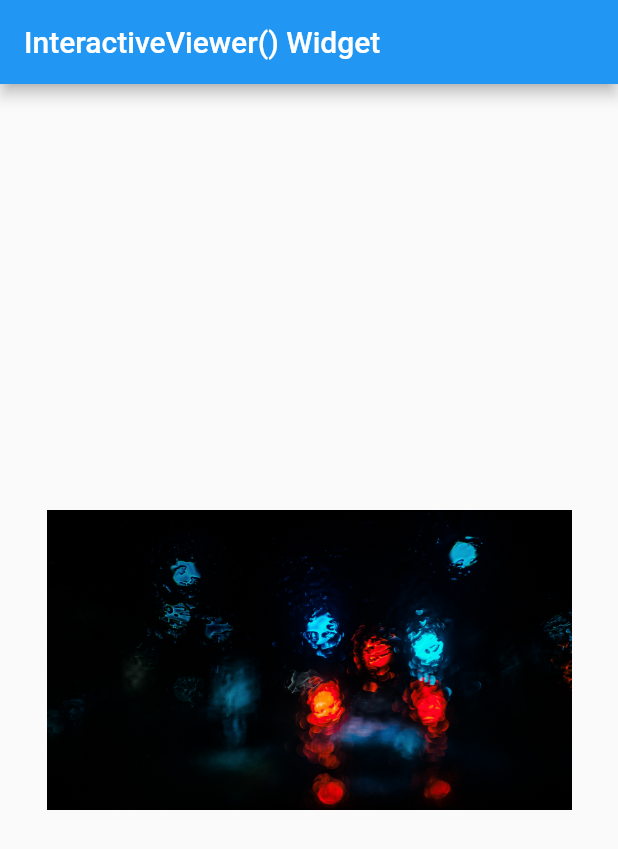
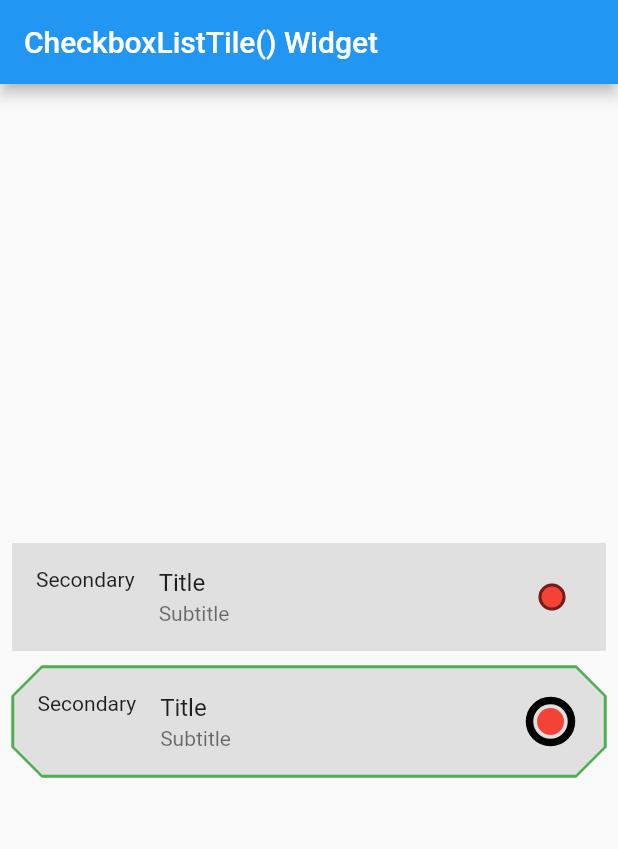
Before and after one commit to partho-debnath/flutter, a Flutter app: the screen it shows after launch, on a phone screen of 412 x 824 dp. Shown: the top 849 px of the screen. Run offline on Flutter 3.47's test engine with Material 2 defaults, Android fonts, the phone set to English and light mode, and no system bars.

Commit message:
add CheckboxListTile() Widget

```diff
--- a/lib/screens/home_screen.dart
+++ b/lib/screens/home_screen.dart
@@ -1,6 +1,6 @@
 import 'package:flutter/material.dart';
 
-import '../widgets/interactiveviewer_widget.dart';
+import '../widgets/checkbox_list_tile_widget.dart';
 
 class HomeScreen extends StatelessWidget {
   const HomeScreen({Key? key}) : super(key: key);
@@ -9,9 +9,9 @@ class HomeScreen extends StatelessWidget {
   Widget build(BuildContext context) {
     return Scaffold(
       appBar: AppBar(
-        title: const Text('InteractiveViewer() Widget'),
+        title: const Text('CheckboxListTile() Widget'),
       ),
-      body: const MyInteractiveViewer(),
+      body: const MyCheckboxListTile(),
     );
   }
 }
--- /dev/null
+++ b/lib/widgets/checkbox_list_tile_widget.dart
@@ -0,0 +1,83 @@
+import 'package:flutter/material.dart';
+
+class MyCheckboxListTile extends StatefulWidget {
+  const MyCheckboxListTile({super.key});
+
+  @override
+  State<MyCheckboxListTile> createState() => _MyCheckboxListTileState();
+}
+
+class _MyCheckboxListTileState extends State<MyCheckboxListTile> {
+  bool isChecked = false;
+
+  @override
+  Widget build(BuildContext context) {
+    return Center(
+      child: Padding(
+        padding: const EdgeInsets.all(8.0),
+        child: Column(
+          mainAxisAlignment: MainAxisAlignment.center,
+          children: <Widget>[
+            CheckboxListTile(
+              title: const Text('Title'),
+              subtitle: const Text('Subtitle'),
+              secondary: const Text('Secondary'),
+              // activeColor: Colors.purple,
+              checkColor: Colors.black,
+              tileColor: Colors.grey.shade300,
+              selected: isChecked,
+              selectedTileColor: Colors.green.shade100,
+              checkboxShape: const CircleBorder(),
+              enabled: true,
+              fillColor: MaterialStateProperty.resolveWith((states) {
+                // If the CheckboxListTile is select, return green, otherwise red
+                if (states.contains(MaterialState.selected)) {
+                  return Colors.green;
+                }
+                return Colors.red;
+              }),
+              value: isChecked,
+              onChanged: (value) {
+                setState(() {
+                  isChecked = value as bool;
+                });
+              },
+            ),
+            const SizedBox(height: 10),
+            CheckboxListTile(
+              shape: BeveledRectangleBorder(
+                borderRadius: BorderRadius.circular(20),
+                side: const BorderSide(color: Colors.green),
+              ),
+
+              side: const BorderSide(width: 5, strokeAlign: 2),
+              title: const Text('Title'),
+              subtitle: const Text('Subtitle'),
+              secondary: const Text('Secondary'),
+              // activeColor: Colors.purple,
+              checkColor: Colors.black,
+              tileColor: Colors.grey.shade300,
+              selected: isChecked,
+              selectedTileColor: Colors.green.shade100,
+              checkboxShape: const CircleBorder(),
+              enabled: true,
+              fillColor: MaterialStateProperty.resolveWith((states) {
+                // If the CheckboxListTile is select, return green, otherwise red
+                if (states.contains(MaterialState.selected)) {
+                  return Colors.green;
+                }
+                return Colors.red;
+              }),
+              value: isChecked,
+              onChanged: (value) {
+                setState(() {
+                  isChecked = value as bool;
+                });
+              },
+            ),
+          ],
+        ),
+      ),
+    );
+  }
+}
```
Also changed, not shown: 1 other file.
